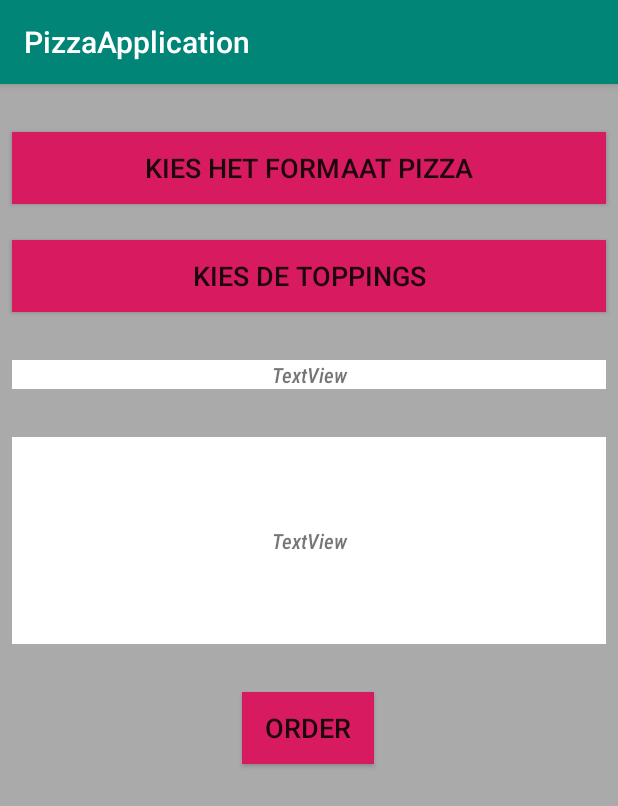
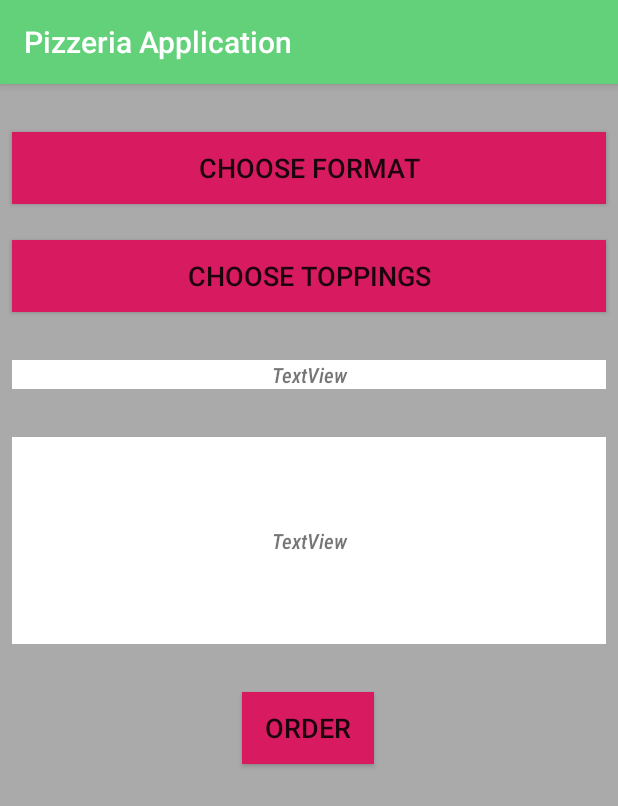
Before and after one commit to IlhamHO/PizzaApplication-master, an Android app: the screen it shows after launch (MainActivity), on a phone screen of 412 x 824 dp. Shown: the top 806 px of the screen. Run offline under Robolectric (Android 15) with nearby library versions, the phone set to English and light mode, and no system bars.

Commit message:
name application and button- activity_main.xml

```diff
--- a/app/src/main/java/com/example/pizzaapplication/MainActivity.java
+++ b/app/src/main/java/com/example/pizzaapplication/MainActivity.java
@@ -34,6 +34,7 @@ public class MainActivity extends AppCompatActivity {
     protected void onCreate(Bundle savedInstanceState) {
         super.onCreate(savedInstanceState);
         setContentView(R.layout.activity_main);
+
         myLayout = (CoordinatorLayout)findViewById(R.id.myLayout);
         btnOrder= (Button)findViewById(R.id.btn_order);
         btnFormatOrder = (Button)findViewById(R.id.btn_formatOrder);
--- a/app/src/main/res/values/colors.xml
+++ b/app/src/main/res/values/colors.xml
@@ -1,6 +1,6 @@
 <?xml version="1.0" encoding="utf-8"?>
 <resources>
-    <color name="colorPrimary">#008577</color>
+    <color name="colorPrimary">#62D17A</color>
     <color name="colorPrimaryDark">#00574B</color>
     <color name="colorAccent">#D81B60</color>
 </resources>
--- a/app/src/main/res/values/strings.xml
+++ b/app/src/main/res/values/strings.xml
@@ -1,7 +1,7 @@
 <resources>
-    <string name="app_name">PizzaApplication</string>
-    <string name="text_btn_formatOrder">Kies het formaat Pizza</string>
-    <string name="text_btn_toppingsOrder">Kies de toppings</string>
+    <string name="app_name">Pizzeria Application</string>
+    <string name="text_btn_formatOrder">Choose format</string>
+    <string name="text_btn_toppingsOrder">Choose toppings</string>
     <string name="dialog_titel">Available Toppings</string>
     <string name="ok_label">Ok</string>
     <string name="dismiss_label">Dismiss</string>
```
